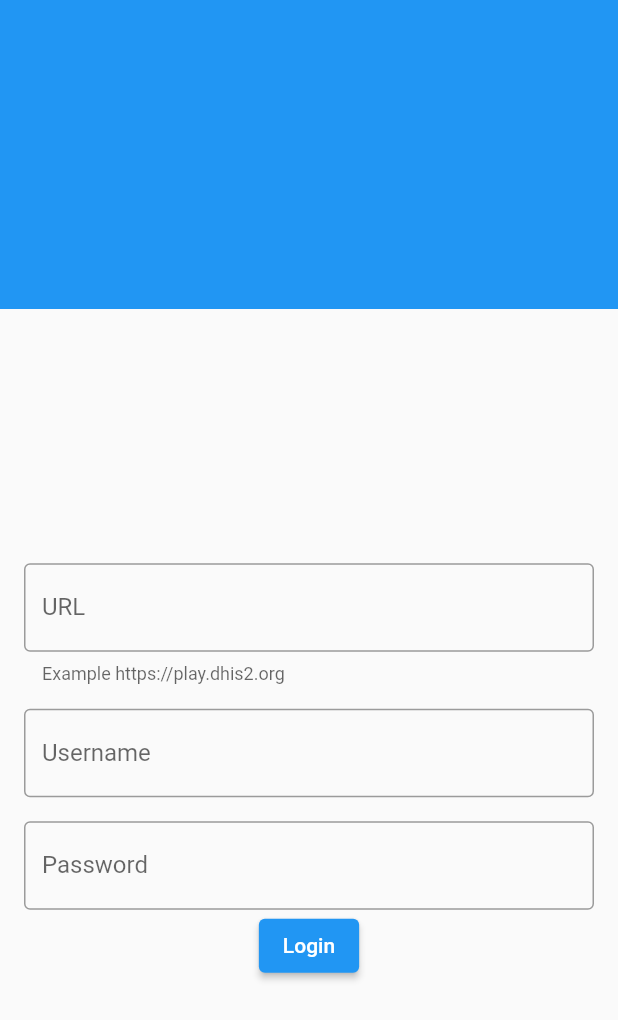
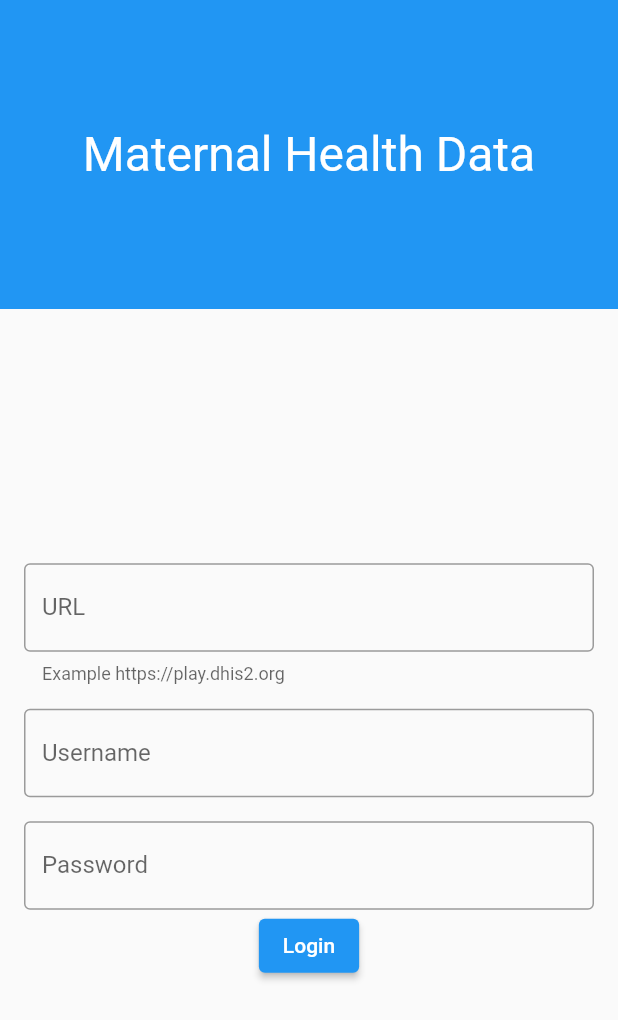
Before and after one commit to Aladdin-tz/patient-short-report, a Flutter app: the screen it shows after launch, on a phone screen of 412 x 824 dp. Shown: the top 1020 px of the screen. Run offline on Flutter 3.47's test engine with Material 2 defaults, Android fonts, the phone set to English and light mode, and no system bars; our stand-ins replace dio, flutter_secure_storage, fluttertoast.

```diff
--- a/lib/modules/details/details.dart
+++ b/lib/modules/details/details.dart
@@ -49,7 +49,6 @@ class Details extends StatelessWidget {
         padding: const EdgeInsets.symmetric(horizontal: 32.0, vertical: 16.0),
         child: Consumer<SearchProvider>(
           builder: (context, searchState, child) {
-            print(searchState.data);
 
             List<Widget> details = searchState.data
                 .map((e) => DetailsRow(
--- a/lib/modules/login/login.dart
+++ b/lib/modules/login/login.dart
@@ -63,7 +63,11 @@ class _LoginState extends State<Login> {
             height: MediaQuery.of(context).size.height / 4,
             child: Container(
               color: Theme.of(context).primaryColor,
-              child: null,
+              child: Center(
+                  child: Text(
+                "Maternal Health Data",
+                style: TextStyle(color: Colors.white, fontSize: 32),
+              )),
             ),
           ),
           Expanded(
--- a/lib/shared/state/search.dart
+++ b/lib/shared/state/search.dart
@@ -27,16 +27,13 @@ class SearchProvider extends ChangeNotifier {
           ]);
 
           this.results = results.where((element) => element != null).toList();
-          print(this.results);
           List<DataDisplay> rawData = [];
           for (SearchResults? result in this.results) {
             if (result == null) {
               continue;
             }
-            print(result?.details);
             rawData.addAll(result?.details ?? []);
           }
-          print(rawData);
           data = rawData;
           loading = false;
           notifyListeners();
```
Also changed, not shown: lib/shared/models/credentials.dart (+11 -3 lines).
